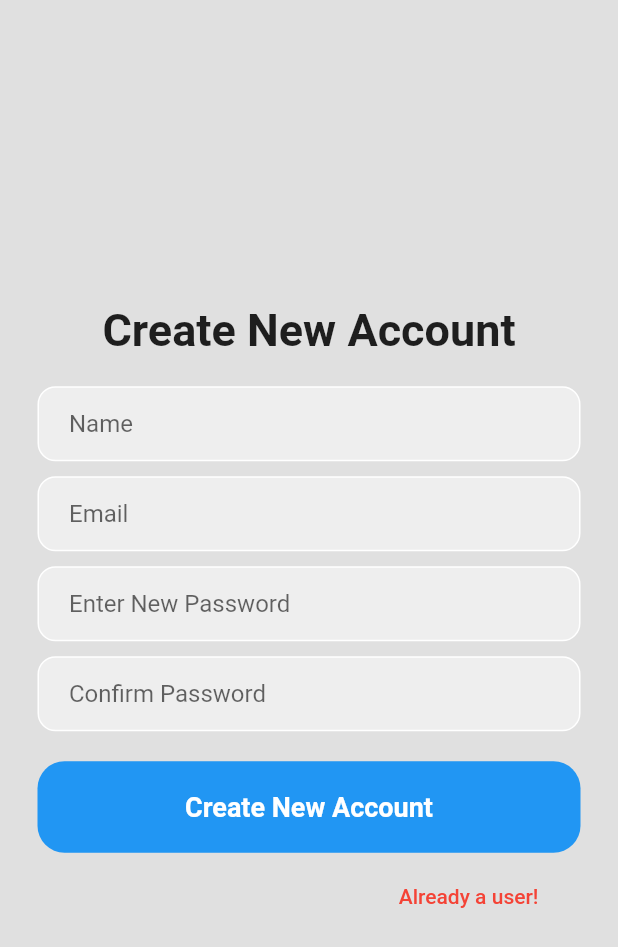
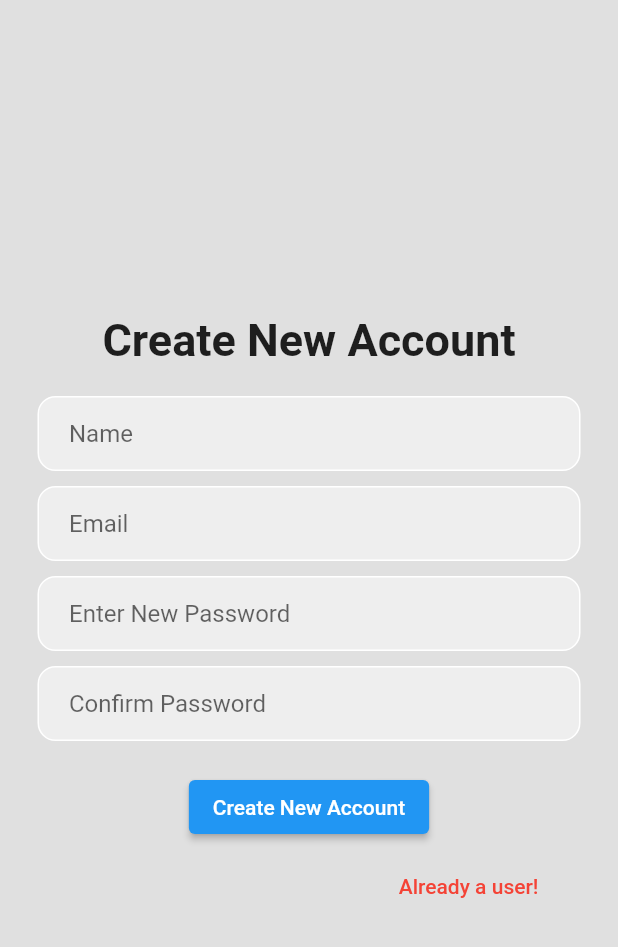
Before and after one commit to NarayanSam/Flutter_Login, a Flutter app: the screen it shows after launch, after a tap on "Register Now!", on a phone screen of 412 x 824 dp. Shown: the top 947 px of the screen. Run offline on Flutter 3.47's test engine with Material 2 defaults, Android fonts, the phone set to English and light mode, and no system bars.

Commit message:
Blank Page Added

```diff
--- a/lib/NewUser.dart
+++ b/lib/NewUser.dart
@@ -1,5 +1,5 @@
 import 'dart:ui';
-
+import 'blank.dart';
 import 'package:flutter/material.dart';
 import 'package:flutter_application_1/loginPage.dart';
 
@@ -121,25 +121,18 @@ class _NewUserState extends State<NewUser> {
             SizedBox(
               height: 20,
             ),
-            Padding(
-              padding: const EdgeInsets.symmetric(horizontal: 25.0),
-              child: Container(
-                padding: EdgeInsets.all(20),
-                decoration: BoxDecoration(
-                  color: Colors.blue,
-                  borderRadius: BorderRadius.circular(18),
-                ),
-                child: Center(
-                  child: Text(
-                    'Create New Account',
-                    style: TextStyle(
-                      color: Colors.white,
-                      fontWeight: FontWeight.bold,
-                      fontSize: 18,
-                    ),
-                  ),
-                ),
+            ElevatedButton(
+              child: Text("Create New Account"),
+              style: ElevatedButton.styleFrom(
+                foregroundColor: Colors.white,
+                backgroundColor: Colors.blue,
               ),
+              onPressed: () {
+                Navigator.push(
+                  context,
+                  MaterialPageRoute(builder: (context) => BlankPage()),
+                );
+              },
             ),
             //already a user
             SizedBox(
--- /dev/null
+++ b/lib/blank.dart
@@ -0,0 +1,15 @@
+import 'package:flutter/material.dart';
+
+class BlankPage extends StatefulWidget {
+  const BlankPage({Key? key}) : super(key: key);
+
+  @override
+  State<BlankPage> createState() => _BlankPageState();
+}
+
+class _BlankPageState extends State<BlankPage> {
+  @override
+  Widget build(BuildContext context) {
+    return Scaffold();
+  }
+}
--- a/lib/loginPage.dart
+++ b/lib/loginPage.dart
@@ -1,6 +1,7 @@
 import 'dart:ui';
 import 'NewUser.dart';
 import 'package:flutter/material.dart';
+import 'blank.dart';
 
 class LoginPage extends StatefulWidget {
   const LoginPage({Key? key}) : super(key: key);
@@ -91,25 +92,18 @@ class _LoginPageState extends State<LoginPage> {
             SizedBox(
               height: 20,
             ),
-            Padding(
-              padding: const EdgeInsets.symmetric(horizontal: 25.0),
-              child: Container(
-                padding: EdgeInsets.all(20),
-                decoration: BoxDecoration(
-                  color: Colors.blue,
-                  borderRadius: BorderRadius.circular(18),
-                ),
-                child: Center(
-                  child: Text(
-                    'Sign in',
-                    style: TextStyle(
-                      color: Colors.white,
-                      fontWeight: FontWeight.bold,
-                      fontSize: 18,
-                    ),
-                  ),
-                ),
+            ElevatedButton(
+              child: Text("Sign In"),
+              style: ElevatedButton.styleFrom(
+                foregroundColor: Colors.white,
+                backgroundColor: Colors.blue,
               ),
+              onPressed: () {
+                Navigator.push(
+                  context,
+                  MaterialPageRoute(builder: (context) => BlankPage()),
+                );
+              },
             ),
             //forgot password?
             SizedBox(
```
